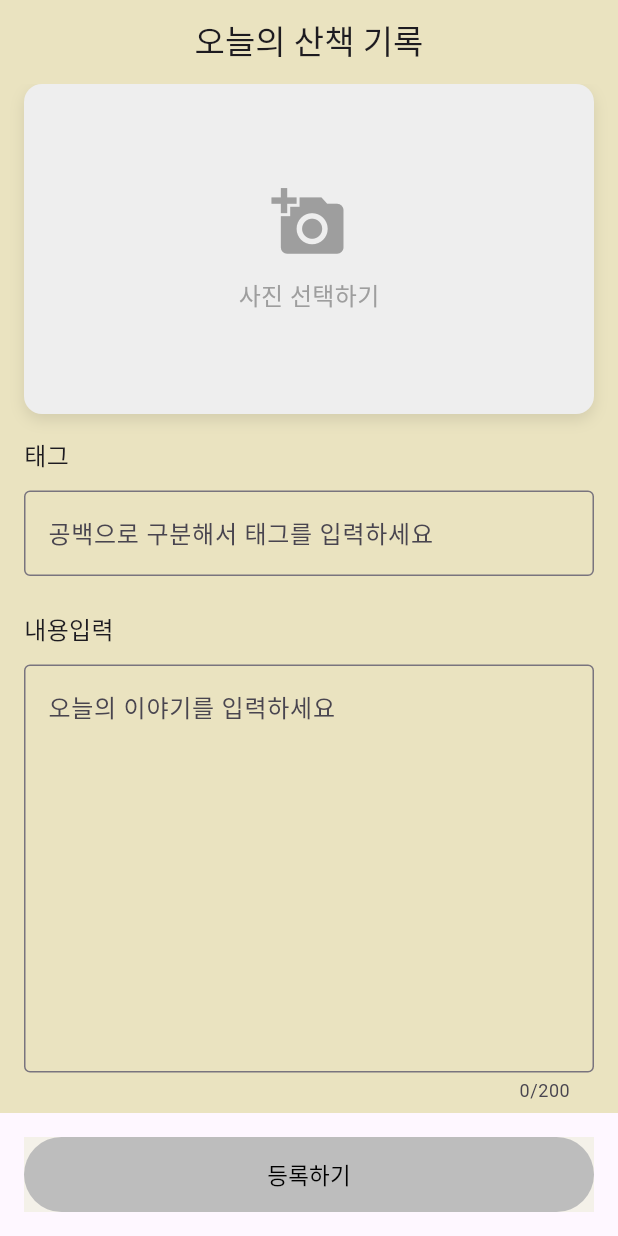
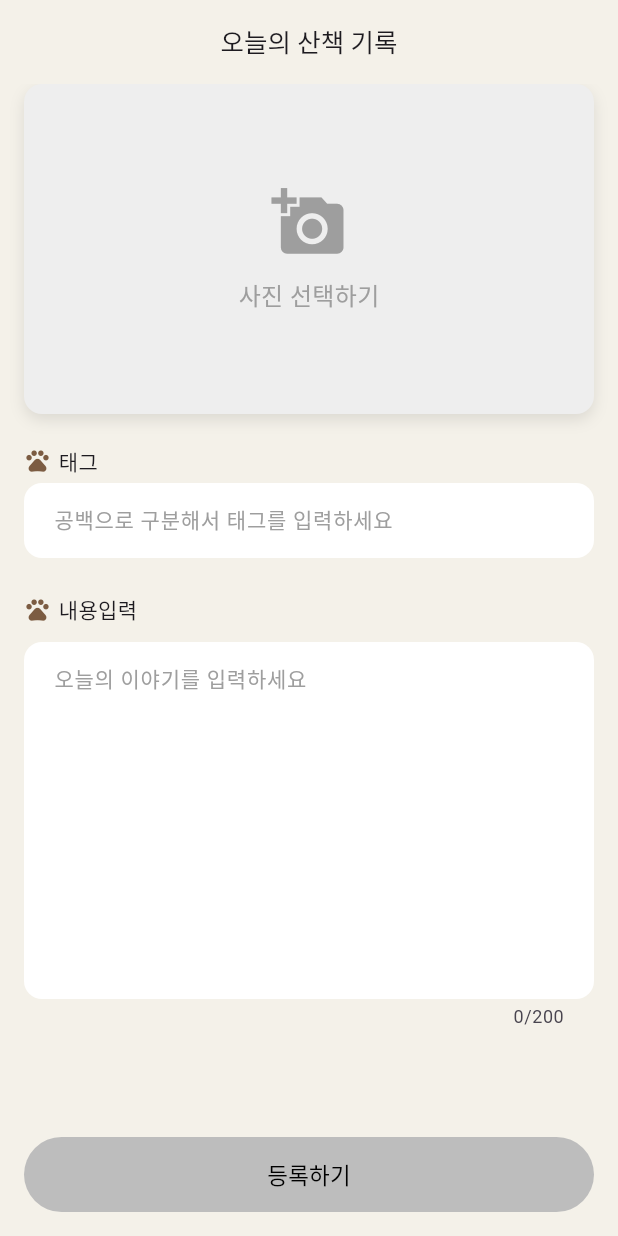
Before and after one commit to sparta-flutter-6th/gangaji-pul, a Flutter app: the WritingPage screen opened by its route, on a phone screen of 412 x 824 dp. Run offline on Flutter 3.47's test engine with Material 3 defaults, Android fonts, the phone set to English and light mode, and no system bars; our stand-ins replace carousel_slider, cloud_firestore, firebase_analytics, firebase_auth, firebase_core, firebase_crashlytics and 10 more; missing offline and left inert: tflite_flutter, yolo_helper; accounts and stored records are empty; generated files the repository leaves out were written again; network calls fail; statements that could not run were skipped.

Commit message:
chore :  ui 수정

```diff
--- a/lib/presentation/view/_widgets/walk_alarm_card.dart
+++ b/lib/presentation/view/_widgets/walk_alarm_card.dart
@@ -70,6 +70,7 @@ class _WalkAlarmSelectorState extends State<WalkAlarmSelector> {
             ),
           ),
 
+
         Center(
           child: SizedBox(
             width: 160,
--- a/lib/presentation/view/writing_page.dart
+++ b/lib/presentation/view/writing_page.dart
@@ -1,7 +1,7 @@
 import 'dart:convert';
-
 import 'package:flutter/material.dart';
 import 'package:flutter_riverpod/flutter_riverpod.dart';
+import 'package:gangaji_pul/const/color_const.dart';
 import 'package:gangaji_pul/domain/entity/user_model.dart';
 import 'package:gangaji_pul/presentation/common/custom_snackbar.dart';
 import 'package:gangaji_pul/presentation/view_model/yolo_view_model.dart';
@@ -67,13 +67,17 @@ class _WritingPageState extends ConsumerState<WritingPage> {
 
     return Scaffold(
       appBar: AppBar(
-        title: const Text('오늘의 산책 기록'),
-        backgroundColor: const Color(0xFFEAE3C0),
+        title: const Text('오늘의 산책 기록', style: TextStyle(fontSize: 17)),
+        backgroundColor: backgroundColor,
         centerTitle: true,
       ),
       body: SingleChildScrollView(
+        child: ConstrainedBox(
+          constraints: BoxConstraints(
+            minHeight: MediaQuery.of(context).size.height,
+          ),
           child: Container(
-          color: const Color(0xFFEAE3C0),
+            color: backgroundColor,
             child: Column(
               children: [
                 GestureDetector(
@@ -129,17 +133,31 @@ class _WritingPageState extends ConsumerState<WritingPage> {
                                 ),
                       ),
                       if (yolo.isLoading)
-                      const CircularProgressIndicator(color: Colors.brown),
+                        const CircularProgressIndicator(
+                          color: normalBrownColor,
+                        ),
                     ],
                   ),
                 ),
+                const SizedBox(height: 5),
                 Container(
                   padding: const EdgeInsets.all(16),
                   child: Column(
                     crossAxisAlignment: CrossAxisAlignment.start,
                     children: [
-                    const Text('태그', style: TextStyle(fontSize: 16)),
-                    const SizedBox(height: 12),
+                      Row(
+                        children: const [
+                          Icon(
+                            Icons.pets,
+                            size: 18,
+                            color: normalBrownColor,
+                          ),
+                          SizedBox(width: 5),
+                          Text('태그', style: TextStyle(fontSize: 14)),
+                          SizedBox(width: 6),
+                        ],
+                      ),
+                      const SizedBox(height: 5),
                       TextField(
                         controller: _tagController,
                         onChanged: (text) {
@@ -151,21 +169,75 @@ class _WritingPageState extends ConsumerState<WritingPage> {
                                     .toList();
                           });
                         },
-                      decoration: const InputDecoration(
-                        border: OutlineInputBorder(),
+                        style: const TextStyle(fontSize: 14),
+                        decoration: InputDecoration(
+                          filled: true,
+                          fillColor: Colors.white,
+                          contentPadding: const EdgeInsets.symmetric(
+                            vertical: 14,
+                            horizontal: 16,
+                          ),
                           hintText: '공백으로 구분해서 태그를 입력하세요',
+                          hintStyle: const TextStyle(
+                            color: Colors.grey,
+                            fontSize: 14,
+                          ),
+                          border: OutlineInputBorder(
+                            borderRadius: BorderRadius.circular(12),
+                            borderSide: BorderSide.none,
+                          ),
+                          focusedBorder: OutlineInputBorder(
+                            borderRadius: BorderRadius.circular(12),
+                            borderSide: const BorderSide(
+                              color: accentGreenColor,
+                              width: 2,
                             ),
                           ),
+                        ),
+                      ),
+
                       const SizedBox(height: 24),
-                    const Text('내용입력', style: TextStyle(fontSize: 16)),
+                      Row(
+                        children: const [
+                          Icon(
+                            Icons.pets,
+                            size: 18,
+                            color: normalBrownColor,
+                          ),
+                          SizedBox(width: 5),
+                          Text('내용입력', style: TextStyle(fontSize: 14)),
+                          SizedBox(width: 6),
+                        ],
+                      ),
                       const SizedBox(height: 12),
                       TextField(
                         controller: _contentController,
                         maxLines: 10,
                         maxLength: 200,
-                      decoration: const InputDecoration(
-                        border: OutlineInputBorder(),
+                        style: const TextStyle(fontSize: 14),
+                        decoration: InputDecoration(
+                          filled: true,
+                          fillColor: Colors.white,
+                          contentPadding: const EdgeInsets.symmetric(
+                            vertical: 14,
+                            horizontal: 16,
+                          ),
                           hintText: '오늘의 이야기를 입력하세요',
+                          hintStyle: const TextStyle(
+                            color: Colors.grey,
+                            fontSize: 14,
+                          ),
+                          border: OutlineInputBorder(
+                            borderRadius: BorderRadius.circular(12),
+                            borderSide: BorderSide.none,
+                          ),
+                          focusedBorder: OutlineInputBorder(
+                            borderRadius: BorderRadius.circular(12),
+                            borderSide: const BorderSide(
+                              color: accentGreenColor,
+                              width: 2,
+                            ),
+                          ),
                         ),
                       ),
                     ],
@@ -176,12 +248,13 @@ class _WritingPageState extends ConsumerState<WritingPage> {
             ),
           ),
         ),
-      bottomNavigationBar: Padding(
-        padding: const EdgeInsets.all(16.0),
-        child: Container(
-          color: const Color(0xFFF4F1E9),
+      ),
+      bottomNavigationBar: Container(
+        color: backgroundColor,
+        padding: const EdgeInsets.all(16),
+        child: SizedBox(
+          height: 50,
           width: double.infinity,
-          height: 50,
           child: ElevatedButton(
             onPressed:
                 yolo.isImageValid
@@ -206,7 +279,7 @@ class _WritingPageState extends ConsumerState<WritingPage> {
                     }
                     : null,
             style: ElevatedButton.styleFrom(
-              backgroundColor: const Color(0xFF8B6B4F),
+              backgroundColor: normalBrownColor,
               disabledBackgroundColor: Colors.grey[400],
             ),
             child: const Text(
```
Lines whose indentation alone changed are shown as unchanged.
